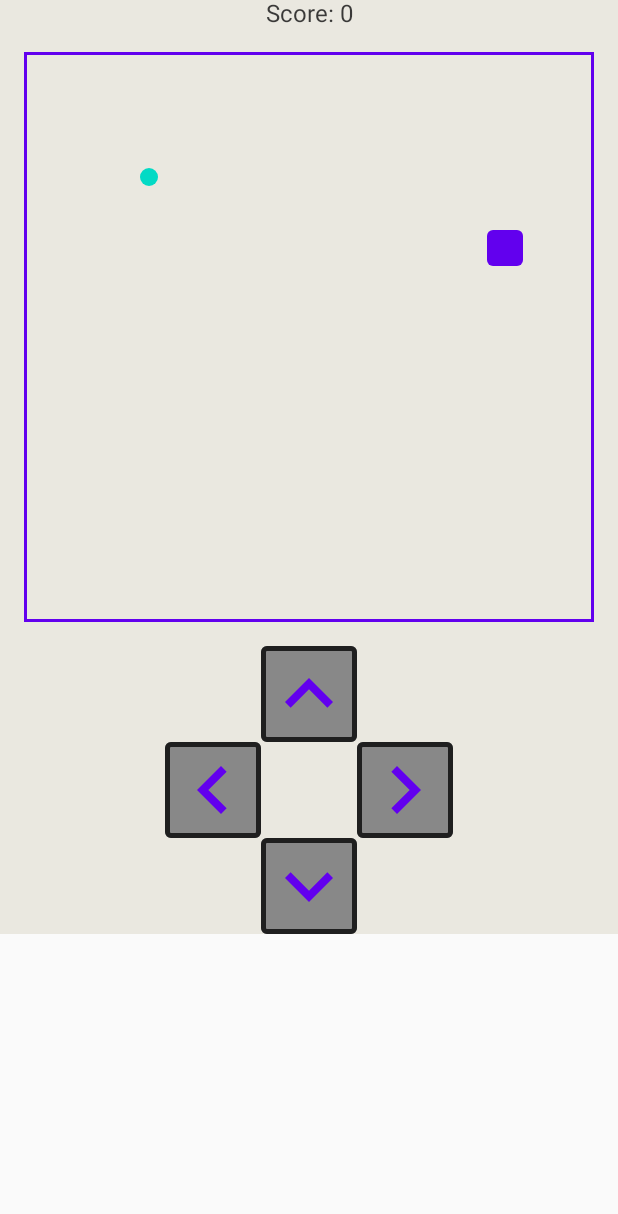
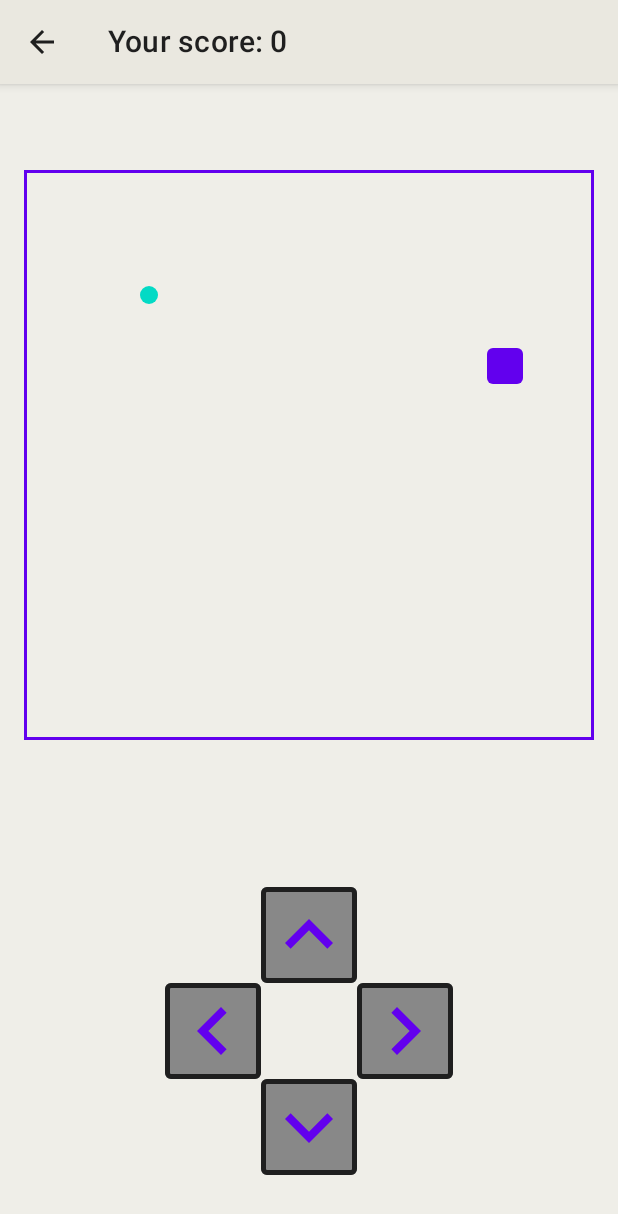
Before and after one commit to zahand0/SnakeGame, an Android app built with Jetpack Compose: the GameScreen screen opened through its navigation route, after a tap on "START", on a phone screen of 412 x 824 dp. Shown: the top 1214 px of the screen. Run offline under Robolectric (Android 15) with nearby library versions, the light colour scheme and no system bars; our stand-ins replace Dagger/Hilt's generated code, accompanist.

Commit message:
theming game screen

```diff
--- a/app/src/main/java/com/example/snakegame/presentation/screen/game/GameScreen.kt
+++ b/app/src/main/java/com/example/snakegame/presentation/screen/game/GameScreen.kt
@@ -3,35 +3,49 @@ package com.example.snakegame.presentation.screen.game
 import androidx.compose.foundation.layout.Arrangement
 import androidx.compose.foundation.layout.Column
 import androidx.compose.foundation.layout.fillMaxSize
+import androidx.compose.foundation.layout.padding
 import androidx.compose.material.Button
+import androidx.compose.material.MaterialTheme
+import androidx.compose.material.Scaffold
 import androidx.compose.material.Text
 import androidx.compose.runtime.Composable
 import androidx.compose.runtime.collectAsState
-import androidx.compose.runtime.mutableStateOf
-import androidx.compose.runtime.remember
 import androidx.compose.ui.Alignment
 import androidx.compose.ui.Modifier
+import androidx.compose.ui.res.stringResource
 import androidx.hilt.navigation.compose.hiltViewModel
+import androidx.navigation.NavHostController
+import com.example.snakegame.R
 import com.example.snakegame.data.model.Coordinate
 import com.example.snakegame.domain.game.GameStatus
 import com.example.snakegame.domain.game.SnakeDirections
-import kotlinx.coroutines.flow.forEach
+import com.example.snakegame.presentation.common.TopBar
 
 @Composable
 fun GameScreen(
+    navController: NavHostController,
     gameViewModel: GameViewModel = hiltViewModel()
 ) {
     val gameState = gameViewModel.gameStateFlow.collectAsState(initial = null)
     val score = gameViewModel.score
     val highScores = gameViewModel.getHighScores().collectAsState(initial = listOf())
+    Scaffold(
+        topBar = {
+            TopBar(title = stringResource(id = R.string.your_score).format(score.value)) {
+                navController.popBackStack()
+            }
+        },
+        backgroundColor = MaterialTheme.colors.background
+    ) { paddingValues ->
         when (gameState.value?.gameStatus) {
             GameStatus.PLAY -> {
                 Column(
-//            modifier = Modifier.padding(contentPadding),
+                    modifier = Modifier
+                        .fillMaxSize()
+                        .padding(paddingValues),
                     horizontalAlignment = Alignment.CenterHorizontally,
-                verticalArrangement = Arrangement.Center
+                    verticalArrangement = Arrangement.SpaceAround
                 ) {
-                Text(text = "Score: ${score.value}")
                     gameState.value?.let {
                         Board(it)
                     }
@@ -59,6 +73,7 @@ fun GameScreen(
             GameStatus.LOSE -> {
                 Column(
                     modifier = Modifier
+                        .padding(paddingValues)
                         .fillMaxSize(),
                     verticalArrangement = Arrangement.Center,
                     horizontalAlignment = Alignment.CenterHorizontally
@@ -78,6 +93,7 @@ fun GameScreen(
             else -> {
                 Column(
                     modifier = Modifier
+                        .padding(paddingValues)
                         .fillMaxSize(),
                     verticalArrangement = Arrangement.Center,
                     horizontalAlignment = Alignment.CenterHorizontally
@@ -88,6 +104,6 @@ fun GameScreen(
                 }
             }
         }
-
+    }
 
 }
```
Lines whose indentation alone changed are shown as unchanged.
